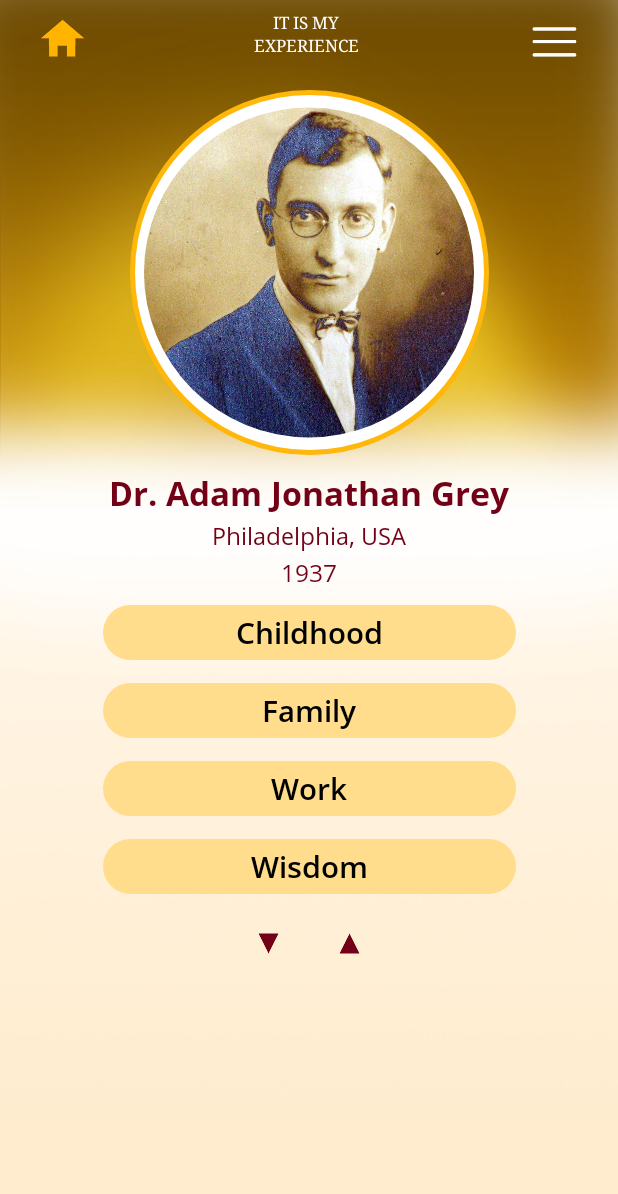
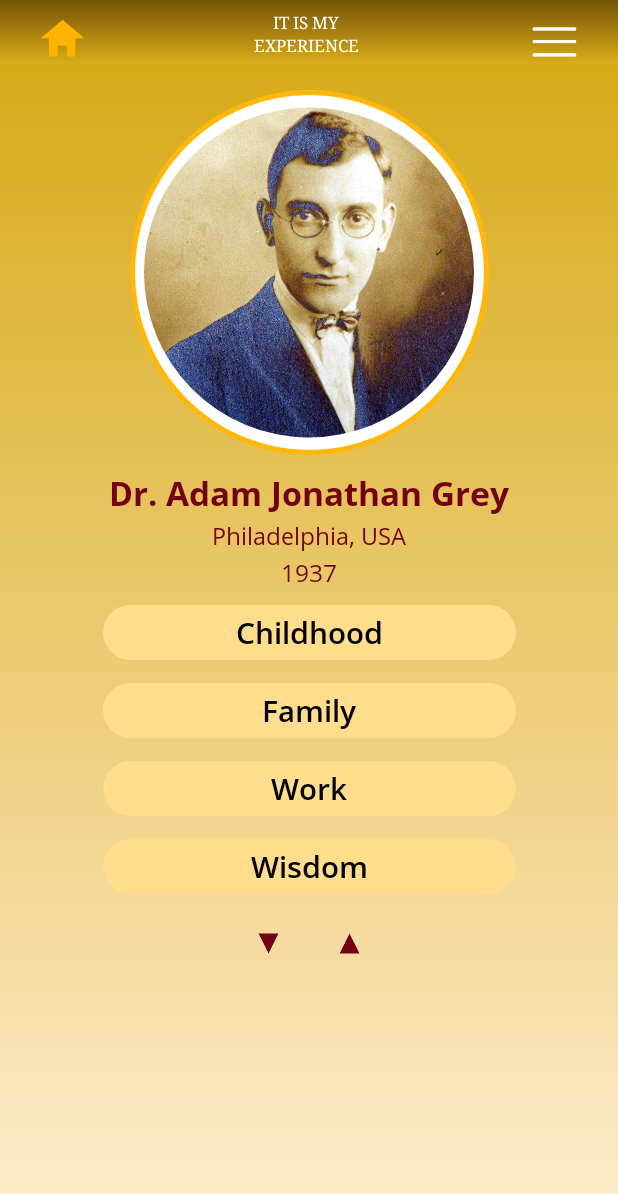
Before and after one commit to tehilaschechter/SampleScreen-1, an Android app: the screen it shows after launch (MainActivity), on a phone screen of 412 x 824 dp. Shown: the top 1194 px of the screen. Run offline under Robolectric (Android 15) with nearby library versions, the phone set to English and light mode, and no system bars; our stand-ins replace CircleImageView.

Commit message:
remove png

```diff
--- /dev/null
+++ b/app/src/main/res/drawable/background_gradient_brown.xml
@@ -0,0 +1,12 @@
+<?xml version="1.0" encoding="utf-8"?>
+<shape xmlns:android="http://schemas.android.com/apk/res/android"
+    android:shape="rectangle">
+    <gradient
+        android:type="linear"
+        android:endColor="@color/color_mediaGradientTop"
+        android:centerColor="@color/color_mediaGradientSecond"
+        android:startColor="@color/color_mediaGradientBottom"
+        android:centerX=".95"
+        android:angle="90"
+        />
+</shape>
--- a/app/src/main/res/layout/activity_jpgbackground.xml
+++ b/app/src/main/res/layout/activity_jpgbackground.xml
@@ -6,7 +6,7 @@
     android:layout_width="match_parent"
     android:layout_height="match_parent"
     tools:context=".JPGBackground"
-    android:background="@mipmap/background_brown">
+    android:background="@mipmap/background_brown_nine">
 
     <Button
         android:id="@+id/btnAppHome"
--- a/app/src/main/res/layout/activity_main.xml
+++ b/app/src/main/res/layout/activity_main.xml
@@ -4,7 +4,7 @@
     xmlns:tools="http://schemas.android.com/tools"
     android:layout_width="match_parent"
     android:layout_height="match_parent"
-    android:background="@mipmap/background_brown_nogrey"
+    android:background="@drawable/background_gradient_brown"
     tools:context=".MainActivity">
 
     <Button
```
Also changed, not shown: app/src/main/res/mipmap-xhdpi/background_brown.jpg (deleted), app/src/main/res/mipmap-xxhdpi/background9.png (deleted), app/src/main/res/mipmap-xxxhdpi/back2.png (added), app/src/main/res/mipmap-xxxhdpi/background_brown_nine.9.png (added).
